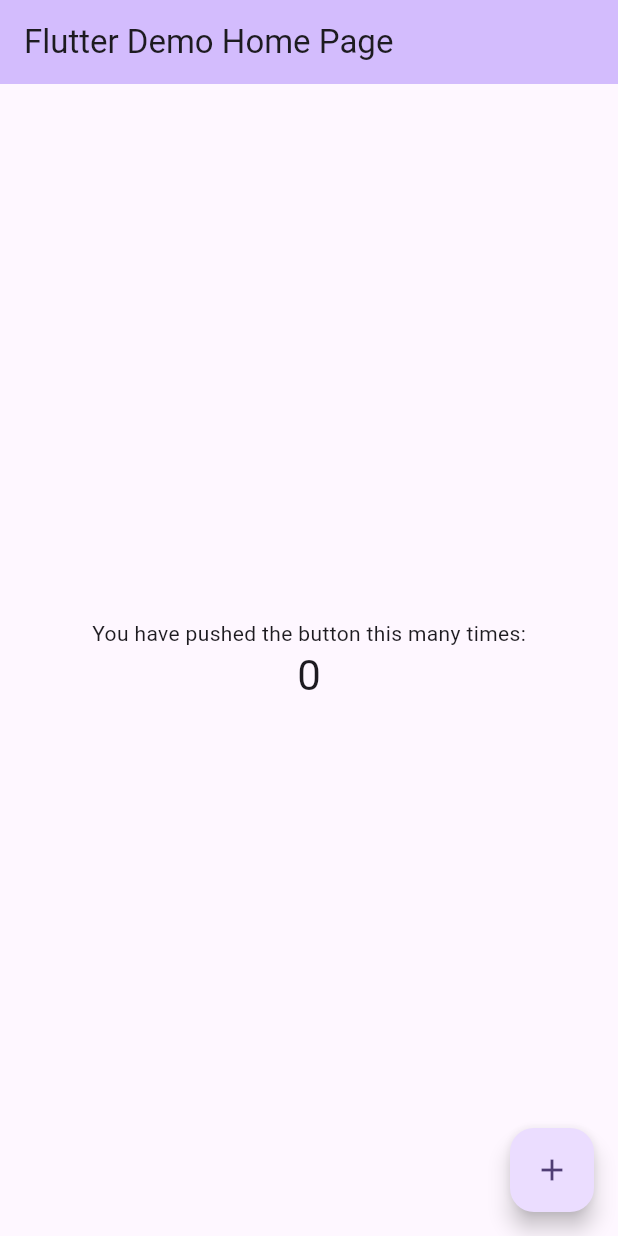
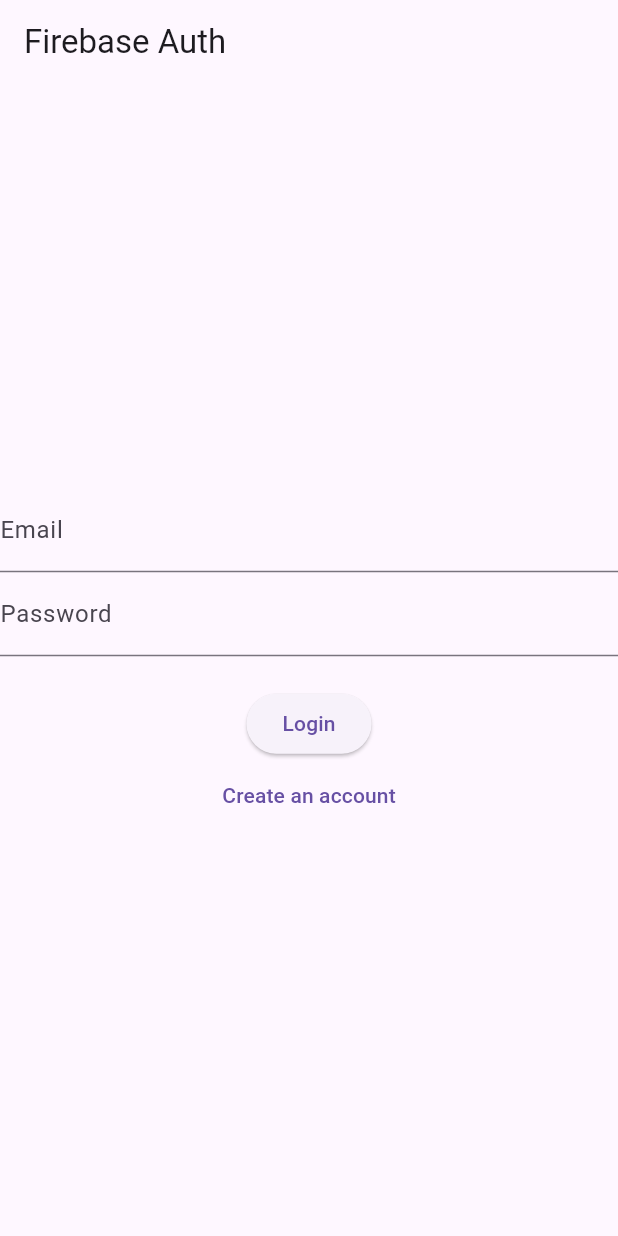
Before and after one commit to alesvcelka1/MaturitniProjekt, a Flutter app: the screen it shows after launch, on a phone screen of 412 x 824 dp. Run offline on Flutter 3.47's test engine with Material 3 defaults, Android fonts, the light colour scheme and no system bars; our stand-ins replace firebase_auth, firebase_core; accounts and stored records are empty.

Commit message:
provizorni_login

```diff
--- a/lib/main.dart
+++ b/lib/main.dart
@@ -1,122 +1,24 @@
 import 'package:flutter/material.dart';
+import 'package:firebase_core/firebase_core.dart';
+import 'package:mat_app/widget_tree.dart';
 
-void main() {
+Future<void> main() async {
+  WidgetsFlutterBinding.ensureInitialized();
+  await Firebase.initializeApp();
   runApp(const MyApp());
 }
 
 class MyApp extends StatelessWidget {
-  const MyApp({super.key});
+  const MyApp({Key? key}) : super(key: key);
 
-  // This widget is the root of your application.
   @override
   Widget build(BuildContext context) {
     return MaterialApp(
-      title: 'Flutter Demo',
+      debugShowCheckedModeBanner: false,
       theme: ThemeData(
-        // This is the theme of your application.
-        //
-        // TRY THIS: Try running your application with "flutter run". You'll see
-        // the application has a purple toolbar. Then, without quitting the app,
-        // try changing the seedColor in the colorScheme below to Colors.green
-        // and then invoke "hot reload" (save your changes or press the "hot
-        // reload" button in a Flutter-supported IDE, or press "r" if you used
-        // the command line to start the app).
-        //
-        // Notice that the counter didn't reset back to zero; the application
-        // state is not lost during the reload. To reset the state, use hot
-        // restart instead.
-        //
-        // This works for code too, not just values: Most code changes can be
-        // tested with just a hot reload.
-        colorScheme: ColorScheme.fromSeed(seedColor: Colors.deepPurple),
+        primarySwatch: Colors.blue,
       ),
-      home: const MyHomePage(title: 'Flutter Demo Home Page'),
+      home: const WidgetTree(),
     );
   }
 }
-
-class MyHomePage extends StatefulWidget {
-  const MyHomePage({super.key, required this.title});
-
-  // This widget is the home page of your application. It is stateful, meaning
-  // that it has a State object (defined below) that contains fields that affect
-  // how it looks.
-
-  // This class is the configuration for the state. It holds the values (in this
-  // case the title) provided by the parent (in this case the App widget) and
-  // used by the build method of the State. Fields in a Widget subclass are
-  // always marked "final".
-
-  final String title;
-
-  @override
-  State<MyHomePage> createState() => _MyHomePageState();
-}
-
-class _MyHomePageState extends State<MyHomePage> {
-  int _counter = 0;
-
-  void _incrementCounter() {
-    setState(() {
-      // This call to setState tells the Flutter framework that something has
-      // changed in this State, which causes it to rerun the build method below
-      // so that the display can reflect the updated values. If we changed
-      // _counter without calling setState(), then the build method would not be
-      // called again, and so nothing would appear to happen.
-      _counter++;
-    });
-  }
-
-  @override
-  Widget build(BuildContext context) {
-    // This method is rerun every time setState is called, for instance as done
-    // by the _incrementCounter method above.
-    //
-    // The Flutter framework has been optimized to make rerunning build methods
-    // fast, so that you can just rebuild anything that needs updating rather
-    // than having to individually change instances of widgets.
-    return Scaffold(
-      appBar: AppBar(
-        // TRY THIS: Try changing the color here to a specific color (to
-        // Colors.amber, perhaps?) and trigger a hot reload to see the AppBar
-        // change color while the other colors stay the same.
-        backgroundColor: Theme.of(context).colorScheme.inversePrimary,
-        // Here we take the value from the MyHomePage object that was created by
-        // the App.build method, and use it to set our appbar title.
-        title: Text(widget.title),
-      ),
-      body: Center(
-        // Center is a layout widget. It takes a single child and positions it
-        // in the middle of the parent.
-        child: Column(
-          // Column is also a layout widget. It takes a list of children and
-          // arranges them vertically. By default, it sizes itself to fit its
-          // children horizontally, and tries to be as tall as its parent.
-          //
-          // Column has various properties to control how it sizes itself and
-          // how it positions its children. Here we use mainAxisAlignment to
-          // center the children vertically; the main axis here is the vertical
-          // axis because Columns are vertical (the cross axis would be
-          // horizontal).
-          //
-          // TRY THIS: Invoke "debug painting" (choose the "Toggle Debug Paint"
-          // action in the IDE, or press "p" in the console), to see the
-          // wireframe for each widget.
-          mainAxisAlignment: MainAxisAlignment.center,
-          children: <Widget>[
-            const Text('You have pushed the button this many times:'),
-            Text(
-              '$_counter',
-              style: Theme.of(context).textTheme.headlineMedium,
-            ),
-          ],
-        ),
-      ),
-      floatingActionButton: FloatingActionButton(
-        onPressed: _incrementCounter,
-        tooltip: 'Increment',
-        child: const Icon(Icons.add),
-      ), // This trailing comma makes auto-formatting nicer for build methods.
-    );
-  }
-}
--- /dev/null
+++ b/lib/pages/login_page.dart
@@ -0,0 +1,95 @@
+import 'package:flutter/material.dart';
+import 'package:firebase_auth/firebase_auth.dart';
+import '../services/auth_service.dart';
+
+class LoginPage extends StatefulWidget {
+  const LoginPage({Key? key}) : super(key: key);
+
+  @override
+  State<LoginPage> createState() => _LoginPageState();
+}
+
+class _LoginPageState extends State<LoginPage> {
+  String _error = "";
+  bool isLogin = true;
+
+  final _emailController = TextEditingController();
+  final _passwordController = TextEditingController();
+
+  Future<void> signInWithEmailAndPassword() async {
+    try{
+      await FirebaseAuth.instance.signInWithEmailAndPassword(
+        email: _emailController.text.trim(),
+        password: _passwordController.text.trim(),
+      );
+    } on FirebaseAuthException catch (e) {
+      setState(() => _error = e.message ?? "An error occurred");
+    }
+  }
+  Future<void> createUserWithEmailAndPassword() async {
+    try{
+      await FirebaseAuth.instance.createUserWithEmailAndPassword(
+        email: _emailController.text.trim(),
+        password: _passwordController.text.trim(),
+      );
+    } on FirebaseAuthException catch (e) {
+      setState(() => _error = e.message ?? "An error occurred");
+    }
+  }
+  Widget _title(){
+    return const Text("Firebase Auth");
+  }
+  Widget _entryField(
+    String title,
+    TextEditingController controller,
+  ){
+    return TextField(
+      controller: controller,
+      decoration: InputDecoration(labelText: title),
+    );
+  }
+  Widget _errorMessage(){
+    return Text(
+      _error,
+      style: const TextStyle(color: Colors.red),
+    );
+  }
+  Widget _submitButton(){
+    return ElevatedButton(
+      onPressed: isLogin ? signInWithEmailAndPassword : createUserWithEmailAndPassword,
+      child: Text(isLogin ? "Login" : "Create Account"),
+    );
+  }
+  Widget _loginOrRegisterButton(){
+    return TextButton(
+      onPressed: (){
+        setState(() {
+          isLogin = !isLogin;
+          _error = "";
+        });
+      },
+      child: Text(isLogin ? "Create an account" : "Have an account? Sign in"),
+    );
+  }
+
+
+  @override
+  Widget build(BuildContext context) {
+    return Scaffold(
+      appBar: AppBar(
+        title: _title(),
+      ),
+      body:Column(
+        crossAxisAlignment: CrossAxisAlignment.center,
+        mainAxisAlignment: MainAxisAlignment.center,
+        children:<Widget>[
+          _entryField("Email", _emailController),
+          _entryField("Password", _passwordController),
+          _errorMessage(),
+          _submitButton(),
+          _loginOrRegisterButton(),
+        ],//widgets
+      ),
+    );
+  }
+}
--- /dev/null
+++ b/lib/services/auth_service.dart
@@ -0,0 +1,30 @@
+import 'package:firebase_auth/firebase_auth.dart';
+
+class AuthService {
+  final FirebaseAuth _auth = FirebaseAuth.instance;
+
+  User? get currentUser => _auth.currentUser;
+
+  Stream<User?> get authStateChanges => _auth.authStateChanges();
+
+  Future<void> signInWithEmailAndPassword({
+    required String email,
+    required String password,
+  }) async {
+    await _auth.signInWithEmailAndPassword(email: email, password: password);
+  }
+
+  Future<void> createUserWithEmailAndPassword({
+    required String email,
+    required String password,
+  }) async {
+    await _auth.createUserWithEmailAndPassword(
+      email: email,
+      password: password,
+    );
+  }
+
+  Future<void> signOut() async {
+    await _auth.signOut();
+  }
+}
--- /dev/null
+++ b/lib/widget_tree.dart
@@ -0,0 +1,29 @@
+import 'package:flutter/material.dart';
+import 'package:mat_app/services/auth_service.dart';
+import 'package:mat_app/pages/home_page.dart';
+import 'package:mat_app/pages/login_page.dart';
+
+class WidgetTree extends StatefulWidget {
+  const WidgetTree({super.key});
+
+  @override
+  State<WidgetTree> createState() => _WidgetTreeState();
+}
+
+class _WidgetTreeState extends State<WidgetTree> {
+  final AuthService auth = AuthService();
+
+  @override
+  Widget build(BuildContext context) {
+    return StreamBuilder(
+      stream: auth.authStateChanges,
+      builder: (context, snapshot) {
+        if (snapshot.hasData) {
+          return HomePage();
+        } else {
+          return LoginPage();
+        }
+      },
+    );
+  }
+}
```
Also changed, not shown: lib/pages/home_page.dart (added, +50 -0 lines), pubspec.yaml (+6 -70 lines), firebase.json (added), lib/firebase_options.dart (added), pubspec.lock, 8 other files.
